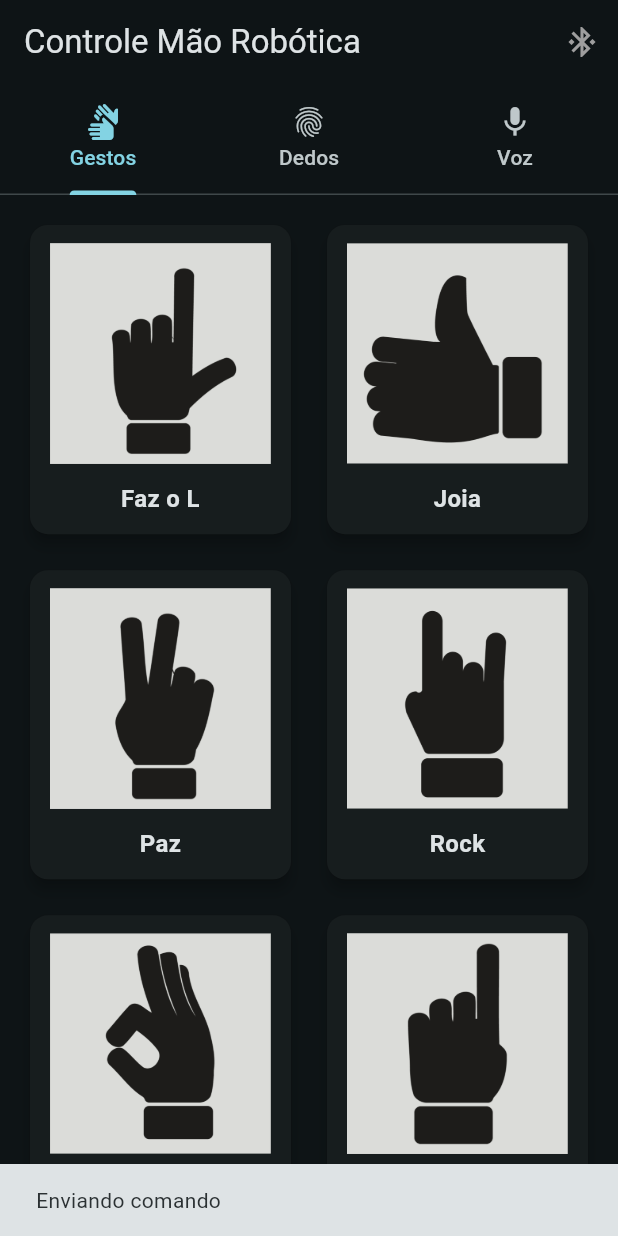
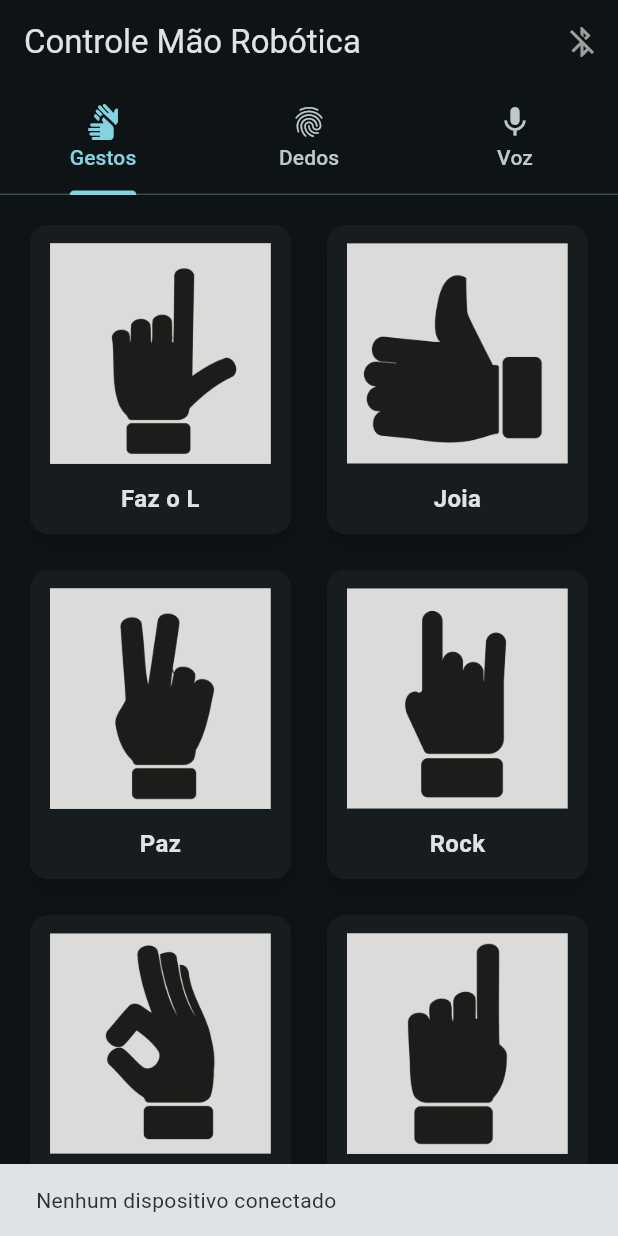
Before and after one commit to jcquadros/app_protese_robotica_de_mao, a Flutter app: the screen it shows after launch, after a tap on "Faz o L", on a phone screen of 412 x 824 dp. Run offline on Flutter 3.47's test engine with Material 3 defaults, Android fonts, the light colour scheme and no system bars; our stand-ins replace flutter_blue_plus, permission_handler, rxdart, speech_to_text.

Commit message:
feat: shows indication if any device is connected or not

```diff
--- a/lib/screens/main_screen.dart
+++ b/lib/screens/main_screen.dart
@@ -1,8 +1,9 @@
 import 'dart:convert';
 
-import 'package:flutter/cupertino.dart';
 import 'package:flutter/material.dart';
+import 'package:flutter_blue_plus/flutter_blue_plus.dart';
 import 'package:mao_robotica_app/screens/voice_control_screen.dart';
+import 'package:provider/provider.dart';
 
 import '../models/hand_command.dart';
 import '../services/bluetooth_service.dart';
@@ -13,6 +14,7 @@ import 'gestures_screen.dart';
 /// A tela principal que contém a navegação por abas.
 class MainScreen extends StatefulWidget {
   final AppBluetoothService bluetoothService;
+
   const MainScreen({super.key, required this.bluetoothService});
 
   @override
@@ -21,8 +23,18 @@ class MainScreen extends StatefulWidget {
 
 class _MainScreenState extends State<MainScreen> {
   void _sendCommand(HandCommand command) {
+    final bluetoothService = Provider.of<AppBluetoothService>(
+        context, listen: false);
+
+    if (bluetoothService.currentConnectionState != BluetoothConnectionState.connected) {
+      ScaffoldMessenger.of(context).showSnackBar(
+        SnackBar(content: Text('Nenhum dispositivo conectado'), duration: const Duration(seconds: 1)),
+      );
+      return;
+    }
+
     var serializedCommand = json.encode(command.toJson()).codeUnits;
-    widget.bluetoothService.sendMessage(serializedCommand);
+    bluetoothService.sendMessage(serializedCommand);
 
     ScaffoldMessenger.of(context).showSnackBar(
       SnackBar(content: Text('Enviando comando'), duration: const Duration(seconds: 1)),
@@ -37,17 +49,28 @@ class _MainScreenState extends State<MainScreen> {
         appBar: AppBar(
           title: const Text('Controle Mão Robótica'),
           actions: [
-            IconButton(
-              icon: Icon(Icons.bluetooth_connected, color: Colors.grey),
-              onPressed: () {
-                // Navega para a tela de conexão
-                Navigator.of(context).push(
-                  MaterialPageRoute(
-                    builder: (context) => BluetoothConnectionScreen(bluetoothService: widget.bluetoothService),
-                  ),
+            StreamBuilder<BluetoothConnectionState>(
+              stream: widget.bluetoothService.connectionState,
+              initialData: BluetoothConnectionState.disconnected,
+              builder: (c, snapshot) {
+                IconData icon;
+                Color color;
+                if (snapshot.data == BluetoothConnectionState.connected) {
+                  icon = Icons.bluetooth_connected;
+                  color = Colors.lightBlueAccent;
+                } else {
+                  icon = Icons.bluetooth_disabled;
+                  color = Colors.grey;
+                }
+                return IconButton(
+                  icon: Icon(icon, color: color),
+                  onPressed: () {
+                    Navigator.of(context).push(MaterialPageRoute(
+                        builder: (context) => BluetoothConnectionScreen(bluetoothService: widget.bluetoothService)));
+                  },
                 );
               },
-            )
+            ),
           ],
           bottom: const TabBar(
             tabs: [
--- a/lib/services/bluetooth_service.dart
+++ b/lib/services/bluetooth_service.dart
@@ -8,11 +8,15 @@ import 'package:rxdart/rxdart.dart';
 class AppBluetoothService extends ChangeNotifier {
   final Guid _serviceUuid = Guid("4fafc201-1fb5-459e-8fcc-c5c9c331914b");
   final Guid _characteristicUuid = Guid("beb5483e-36e1-4688-b7f5-ea07361b26a8");
-  BluetoothDevice? _selectedDevice;
+  BluetoothDevice? _connectedDevice;
 
   final BehaviorSubject<BluetoothAdapterState> _adapterStateController = BehaviorSubject<BluetoothAdapterState>.seeded(BluetoothAdapterState.unknown);
   Stream<BluetoothAdapterState> get adapterState => _adapterStateController.stream;
   BluetoothAdapterState get currentAdapterState => _adapterStateController.value;
+
+  final BehaviorSubject<BluetoothConnectionState> _connectionStateController = BehaviorSubject<BluetoothConnectionState>.seeded(BluetoothConnectionState.disconnected);
+  Stream<BluetoothConnectionState> get connectionState => _connectionStateController.stream;
+  BluetoothConnectionState get currentConnectionState => _connectionStateController.value;
 
   StreamSubscription<BluetoothAdapterState>? _adapterStateSubscription;
 
@@ -71,8 +75,16 @@ class AppBluetoothService extends ChangeNotifier {
 
   Future<void> connectToDevice(BluetoothDevice device) async {
     try {
+      // Cancel any previous connection state subscription
+
+      // Listen to the device's connection state stream
+      device.connectionState.listen((BluetoothConnectionState state) {
+        _connectionStateController.add(state);
+        },
+      );
+
       await device.connect(timeout: const Duration(seconds: 10));
-      _selectedDevice = device;
+      _connectedDevice = device;
       print("Connected to device: ${device.platformName}");
     } catch (e) {
       print("Error connecting: $e");
@@ -84,12 +96,12 @@ class AppBluetoothService extends ChangeNotifier {
     super.dispose();
     _adapterStateSubscription?.cancel();
     FlutterBluePlus.stopScan();
-    _selectedDevice?.disconnect();
+    _connectedDevice?.disconnect();
   }
 
   void sendMessage(List<int> bytes) async {
     // Discover services
-    List<BluetoothService> services = await _selectedDevice
+    List<BluetoothService> services = await _connectedDevice
         ?.discoverServices() ?? [];
     for (var service in services) {
       if (service.uuid == _serviceUuid) {
```
Also changed, not shown: lib/main.dart (+6 -4 lines).
